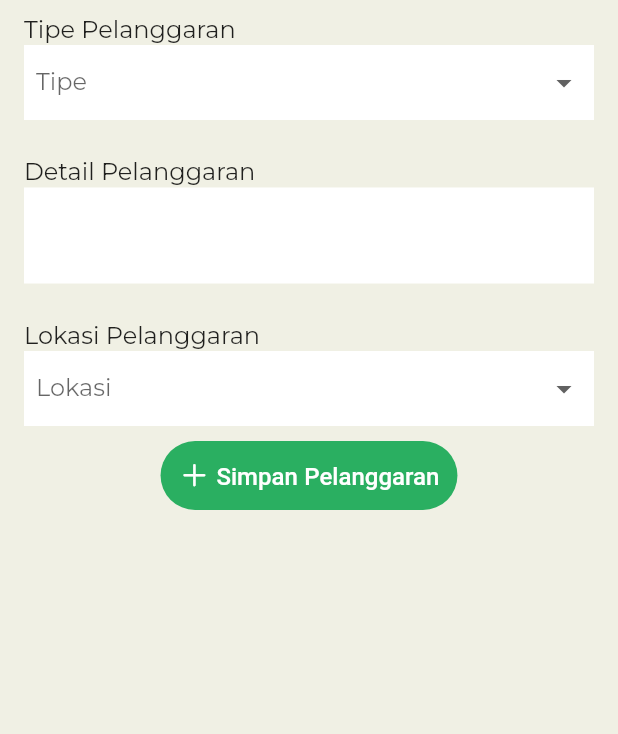
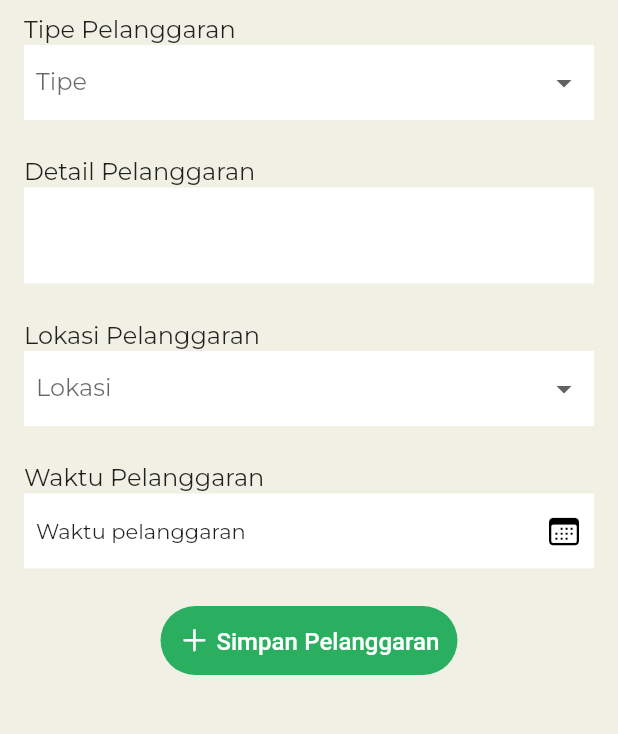
Before and after one commit to muchlist/hsse, a Flutter app: the AddViolScreen screen opened by its route, on a phone screen of 412 x 824 dp, the part 189-923 px from its top. Run offline on Flutter 3.47's test engine with Material 2 defaults, Android fonts, the phone set to English and light mode, and no system bars; our stand-ins replace another_flushbar, cached_network_image, dio, flutter_datetime_picker, flutter_image_compress, google_fonts and 3 more; accounts and stored records are empty; project files that could hold a hidden picture were left out.

Commit message:
date time picker on add violation

```diff
--- a/lib/router/routes.dart
+++ b/lib/router/routes.dart
@@ -7,7 +7,7 @@ import 'package:hsse/screen/rule/rules_screen.dart';
 import 'package:hsse/screen/violation/add_viol_screen.dart';
 import 'package:hsse/screen/violation/edit_viol_screen.dart';
 import 'package:hsse/screen/violation/history_screen.dart';
-import 'package:hsse/screen/violation/viol_detail.dart';
+import 'package:hsse/screen/violation/detail_viol_screen.dart';
 
 class RouteGenerator {
   static const String homeHsse = '/home';
--- a/lib/screen/violation/add_viol_screen.dart
+++ b/lib/screen/violation/add_viol_screen.dart
@@ -1,5 +1,6 @@
 import 'package:flutter/cupertino.dart';
 import 'package:flutter/material.dart';
+import 'package:flutter_datetime_picker/flutter_datetime_picker.dart';
 import 'package:hsse/config/options.dart';
 import 'package:hsse/router/routes.dart';
 import 'package:hsse/screen/components/custom_button.dart';
@@ -11,6 +12,7 @@ import 'package:hsse/utils/enum_state.dart';
 import 'package:provider/provider.dart';
 import 'package:hsse/api/json_models/requests/viol_req.dart';
 import 'package:hsse/providers/viol.dart';
+import 'package:hsse/utils/utils.dart';
 
 class AddViolScreen extends StatelessWidget {
   @override
@@ -39,6 +41,27 @@ class _AddViolBodyState extends State<AddViolBody> {
 
   final detailController = TextEditingController();
 
+  DateTime? _dateSelected;
+
+  String getDateString() {
+    if (_dateSelected == null) {
+      return "Waktu pelanggaran";
+    }
+    return _dateSelected!.getFullTimeFormat();
+  }
+
+  void _showDateTimePicker() {
+    DatePicker.showDateTimePicker(context,
+        locale: LocaleType.id,
+        showTitleActions: true,
+        minTime: DateTime(DateTime.now().year - 10),
+        maxTime: DateTime(DateTime.now().year + 1), onConfirm: (date) {
+      setState(() {
+        _dateSelected = date;
+      });
+    }, currentTime: _dateSelected);
+  }
+
   void _addViol() {
     if (_key.currentState?.validate() ?? false) {
       // validasi tambahan
@@ -63,7 +86,7 @@ class _AddViolBodyState extends State<AddViolBody> {
         state: 0,
         typeViolation: _selectedType!,
         detailViolation: detailController.text,
-        timeViolation: 0,
+        timeViolation: (_dateSelected != null) ? _dateSelected!.toInt() : 0,
         location: _selectedLocation!,
       );
 
@@ -196,7 +219,7 @@ class _AddViolBodyState extends State<AddViolBody> {
 
                 verticalSpaceMedium,
 
-                // * Tipe text ------------------------
+                // * Lokasi text ------------------------
                 const Text(
                   "Lokasi Pelanggaran",
                   style: TextStyle(fontSize: 16),
@@ -231,7 +254,34 @@ class _AddViolBodyState extends State<AddViolBody> {
                   ),
                 ),
 
-                verticalSpaceSmall,
+                verticalSpaceMedium,
+
+                // * Waktu pelanggaran text ------------------------
+                const Text(
+                  "Waktu Pelanggaran",
+                  style: TextStyle(fontSize: 16),
+                ),
+
+                GestureDetector(
+                  onTap: _showDateTimePicker,
+                  child: Container(
+                    height: 50,
+                    padding: EdgeInsets.symmetric(horizontal: 8),
+                    width: double.infinity,
+                    alignment: Alignment.centerLeft,
+                    decoration: BoxDecoration(color: Colors.white),
+                    child: Row(
+                        mainAxisAlignment: MainAxisAlignment.spaceBetween,
+                        children: [
+                          Text(
+                            getDateString(),
+                          ),
+                          Icon(CupertinoIcons.calendar),
+                        ]),
+                  ),
+                ),
+
+                verticalSpaceMedium,
 
                 Consumer<ViolProvider>(builder: (_, data, __) {
                   return (data.state == ViewState.busy)
--- a/lib/screen/violation/viol_detail.dart
+++ b/lib/screen/violation/detail_viol_screen.dart
@@ -276,6 +276,12 @@ class _ViolDetailScreenBodyState extends State<ViolDetailScreenBody> {
                 : descText("${data.nViol} (perkiraan)"),
             verticalSpaceSmall,
             const Text(
+              "🛣  Lokasi",
+              style: TextStyle(fontWeight: FontWeight.bold),
+            ),
+            descText(data.location),
+            verticalSpaceSmall,
+            const Text(
               "⏲  Waktu kejadian",
               style: TextStyle(fontWeight: FontWeight.bold),
             ),
--- a/lib/utils/utils.dart
+++ b/lib/utils/utils.dart
@@ -36,6 +36,10 @@ extension DateMYString on DateTime {
     return DateFormat("MMM y").format(toLocal());
   }
 
+  String getFullTimeFormat() {
+    return DateFormat("d MMM y HH:mm").format(toLocal());
+  }
+
   int toInt() {
     return (millisecondsSinceEpoch ~/ 1000);
   }
--- a/pubspec.yaml
+++ b/pubspec.yaml
@@ -39,6 +39,7 @@ dependencies:
   provider: ^5.0.0
   shared_preferences: ^2.0.3
   url_launcher: ^6.0.7
+  flutter_datetime_picker: ^1.5.1
 
 dev_dependencies:
   flutter_test:
```
Also changed, not shown: lib/screen/violation/edit_viol_screen.dart (+51 -1 lines), pubspec.lock.
